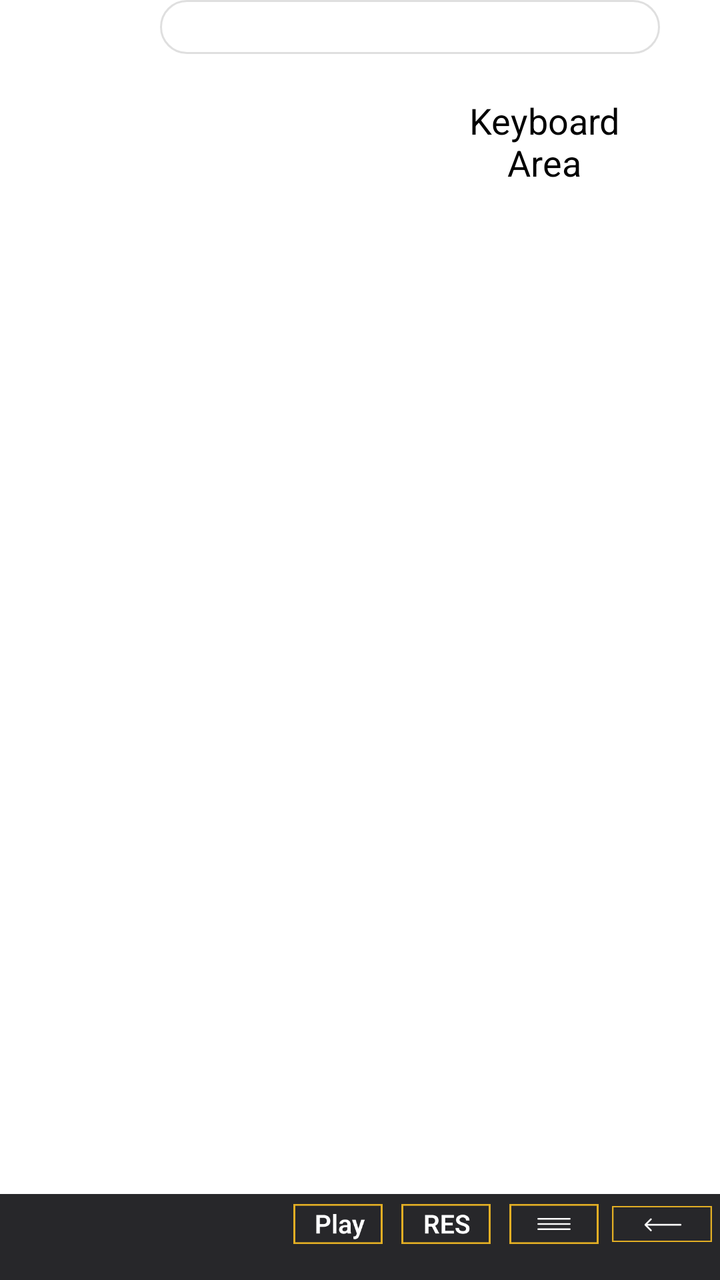
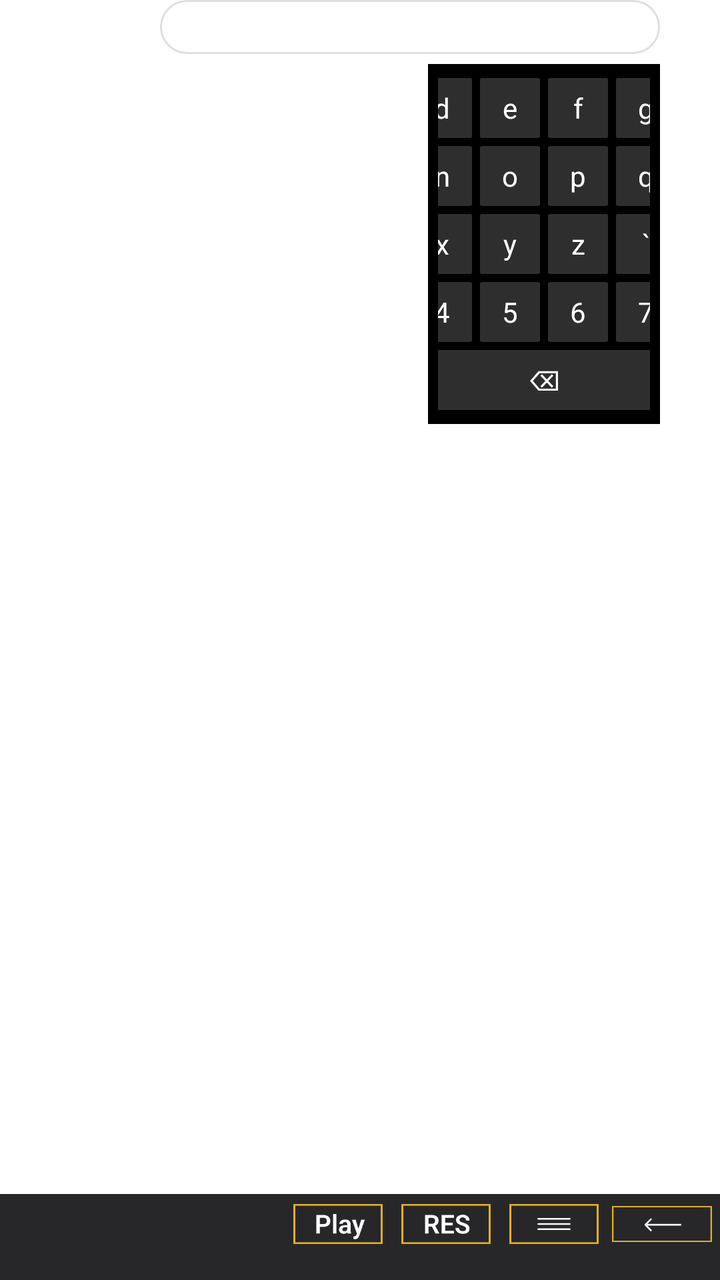

Compare the two renders of this Android layout. The source of the first and the diff that turns it into the second are given below.
<!-- AndroidManifest.xml: application theme Theme.PlatinumKaraoke -->
<!-- res/layout/fragment_search.xml -->
<?xml version="1.0" encoding="utf-8"?>
<FrameLayout xmlns:android="http://schemas.android.com/apk/res/android"
    xmlns:tools="http://schemas.android.com/tools"
    android:layout_width="match_parent"
    android:layout_height="match_parent"
    tools:context=".SearchFragment"
    android:layout_marginTop="40dp">

    <LinearLayout
        android:layout_width="match_parent"
        android:layout_height="match_parent"
        android:orientation="vertical">

        
        <LinearLayout
            android:layout_width="match_parent"
            android:layout_height="wrap_content"
            android:orientation="horizontal"
            android:layout_marginStart="80dp"
            android:layout_marginEnd="30dp"
            android:gravity="center_vertical">

            
            <LinearLayout
                android:id="@+id/active_category_container"
                android:layout_width="wrap_content"
                android:layout_height="wrap_content"
                android:orientation="horizontal" />

            
            <EditText
                android:id="@+id/search"
                android:layout_width="match_parent"
                android:layout_height="wrap_content"
                android:background="@drawable/search_radius"
                android:focusable="true"
                android:clickable="true"
                android:hint="@string/search_hint"
                android:inputType="none"
                android:paddingHorizontal="10dp"
                android:paddingVertical="4dp"
                android:textColor="#FFFFFF"
                android:textColorHint="#BDFFFFFF"
                android:textSize="14sp"
                />
        </LinearLayout>

        
        <HorizontalScrollView
            android:layout_width="match_parent"
            android:layout_height="wrap_content"
            android:layout_marginStart="100dp"
            android:layout_marginEnd="40dp"
            android:scrollbars="none"
            android:fadingEdge="horizontal"
            android:fadingEdgeLength="40dp"
            android:requiresFadingEdge="horizontal"
            android:clipToPadding="false">

            <LinearLayout
                android:id="@+id/choice_category_container"
                android:layout_width="wrap_content"
                android:layout_height="wrap_content"
                android:orientation="horizontal"/>

        </HorizontalScrollView>

        
        <LinearLayout
            android:layout_width="match_parent"
            android:layout_height="wrap_content"
            android:orientation="horizontal"
            android:baselineAligned="false"
            android:paddingEnd="30dp"
            android:paddingStart="40dp"
            android:layout_marginTop="5dp"
            android:layout_weight="1">
            <androidx.recyclerview.widget.RecyclerView
                android:id="@+id/songRecycler"
                android:layout_width="0dp"
                android:layout_height="wrap_content"
                android:layout_weight="3"/>

            
            <LinearLayout
                android:layout_width="0dp"
                android:layout_height="wrap_content"
                android:layout_weight="2">
                <TextView
                    android:layout_width="match_parent"
                    android:layout_height="wrap_content"
                    android:textAlignment="center"
                    android:text="Keyboard Area"
                    android:textSize="18sp"
                    android:padding="16dp"/>
            </LinearLayout>
        </LinearLayout>

        
        <include layout="@layout/component_footer"/>

    </LinearLayout>


</FrameLayout>
<!-- res/layout/component_footer.xml (included above) -->
<?xml version="1.0" encoding="utf-8"?>
<LinearLayout  xmlns:android="http://schemas.android.com/apk/res/android"
android:layout_width="match_parent"
android:layout_height="wrap_content"
android:orientation="horizontal"
android:layout_marginTop="20dp"
android:background="#27272A">
<Space
    android:layout_width="0dp"
    android:layout_height="wrap_content"
    android:layout_weight="2"/>

<LinearLayout
    android:layout_width="0dp"
    android:layout_height="wrap_content"
    android:layout_weight="3">

    <LinearLayout
        android:layout_width="0dp"
        android:layout_height="wrap_content"
        android:layout_weight="1">
        <ImageView
            android:layout_width="50dp"
            android:layout_height="20dp"
            android:layout_marginEnd="10dp"
            android:layout_marginVertical="5dp"
            android:src="@drawable/guide_play"
            />
        <TextView
            android:layout_width="wrap_content"
            android:layout_height="wrap_content"
            android:text="Start"
            android:textAlignment="center"
            android:layout_gravity="center"
            android:textStyle="bold"/>
    </LinearLayout>

    <LinearLayout
        android:layout_width="0dp"
        android:layout_height="wrap_content"
        android:layout_weight="1">
        <ImageView
            android:layout_width="50dp"
            android:layout_height="20dp"
            android:layout_marginEnd="10dp"
            android:layout_marginVertical="5dp"
            android:src="@drawable/guide_reserve"
            />
        <TextView
            android:layout_width="wrap_content"
            android:layout_height="wrap_content"
            android:text="Reserve"
            android:textAlignment="center"
            android:layout_gravity="center"
            android:textStyle="bold"/>
    </LinearLayout>

    <LinearLayout
        android:layout_width="0dp"
        android:layout_height="wrap_content"
        android:layout_weight="1">
        <ImageView
            android:layout_width="50dp"
            android:layout_height="20dp"
            android:layout_marginEnd="10dp"
            android:layout_marginVertical="5dp"
            android:src="@drawable/guide_options"
            />
        <TextView
            android:layout_width="wrap_content"
            android:layout_height="wrap_content"
            android:text="Options"
            android:textAlignment="center"
            android:layout_gravity="center"
            android:textStyle="bold"/>
    </LinearLayout>

    <LinearLayout
        android:layout_width="0dp"
        android:layout_height="wrap_content"
        android:layout_weight="1">
        <ImageView
            android:layout_width="50dp"
            android:layout_height="20dp"
            android:layout_marginEnd="10dp"
            android:layout_marginVertical="5dp"
            android:src="@drawable/guide_exit"
            />
        <TextView
            android:layout_width="wrap_content"
            android:layout_height="wrap_content"
            android:text="Exit"
            android:textAlignment="center"
            android:layout_gravity="center"
            android:textStyle="bold"/>
    </LinearLayout>

</LinearLayout>

</LinearLayout>
<!-- resources referenced by this layout -->
<resources>
  <!-- drawable guide_exit: png bitmap (drawable, 703 bytes) -->
  <!-- drawable guide_options: png bitmap (drawable, 553 bytes) -->
  <!-- drawable guide_play: png bitmap (drawable, 1862 bytes) -->
  <!-- drawable guide_reserve: png bitmap (drawable, 1769 bytes) -->
  <!-- drawable search_radius (drawable) -->
  <?xml version="1.0" encoding="utf-8"?>
  <shape xmlns:android="http://schemas.android.com/apk/res/android">
  
      
      <solid android:color="#50FFFFFF"/>
  
      
      <corners android:radius="30dp"/>
  
      
      <stroke
          android:width="1dp"
          android:color="#20000000"/>
  
  </shape>
  <string name="search_hint">Search...</string>
  <style name="Theme.PlatinumKaraoke" parent="@style/Theme.Leanback" />
</resources>

<!-- the commit's change to res/layout/fragment_search.xml (unified diff, before → after) -->
@@ -82,18 +82,7 @@
                 android:layout_weight="3"/>
 
             
-            <LinearLayout
-                android:layout_width="0dp"
-                android:layout_height="wrap_content"
-                android:layout_weight="2">
-                <TextView
-                    android:layout_width="match_parent"
-                    android:layout_height="wrap_content"
-                    android:textAlignment="center"
-                    android:text="Keyboard Area"
-                    android:textSize="18sp"
-                    android:padding="16dp"/>
-            </LinearLayout>
+            <include layout="@layout/keyboard"/>
         </LinearLayout>
 
         
@@ -103,6 +92,88 @@
 
 
 </FrameLayout>
+<!-- res/layout/keyboard.xml (included above) -->
+<?xml version="1.0" encoding="utf-8"?>
+<LinearLayout xmlns:android="http://schemas.android.com/apk/res/android"
+    android:id="@+id/keyboard_container"
+    android:layout_width="0dp"
+    android:layout_height="wrap_content"
+    android:layout_weight="2"
+    android:orientation="vertical"
+    android:gravity="center"
+    android:background="#000000"
+    android:padding="5dp">
+
+    <ImageView
+        android:layout_width="match_parent"
+        android:layout_height="match_parent"
+        android:background="#000000"/>
+
+    
+    <LinearLayout style="@style/KeyboardRow">
+        <TextView style="@style/Key" android:text="a"/>
+        <TextView style="@style/Key" android:text="b"/>
+        <TextView style="@style/Key" android:text="c"/>
+        <TextView style="@style/Key" android:text="d"/>
+        <TextView style="@style/Key" android:text="e"/>
+        <TextView style="@style/Key" android:text="f"/>
+        <TextView style="@style/Key" android:text="g"/>
+        <TextView style="@style/Key" android:text="h"/>
+        <TextView style="@style/Key" android:text="i"/>
+        <TextView style="@style/Key" android:text="j"/>
+
+    </LinearLayout>
+
+    
+    <LinearLayout style="@style/KeyboardRow">
+        <TextView style="@style/Key" android:text="k"/>
+        <TextView style="@style/Key" android:text="l"/>
+        <TextView style="@style/Key" android:text="m"/>
+        <TextView style="@style/Key" android:text="n"/>
+        <TextView style="@style/Key" android:text="o"/>
+        <TextView style="@style/Key" android:text="p"/>
+        <TextView style="@style/Key" android:text="q"/>
+        <TextView style="@style/Key" android:text="r"/>
+        <TextView style="@style/Key" android:text="s"/>
+        <TextView style="@style/Key" android:text="t"/>
+    </LinearLayout>
+
+    
+    <LinearLayout style="@style/KeyboardRow">
+        <TextView style="@style/Key" android:text="u"/>
+        <TextView style="@style/Key" android:text="v"/>
+        <TextView style="@style/Key" android:text="w"/>
+        <TextView style="@style/Key" android:text="x"/>
+        <TextView style="@style/Key" android:text="y"/>
+        <TextView style="@style/Key" android:text="z"/>
+        <TextView style="@style/Key" android:text="`"/>
+        <TextView style="@style/Key" android:text="-"/>
+        <TextView style="@style/Key" android:text="~"/>
+        <TextView style="@style/Key" android:text="1/1"/>
+    </LinearLayout>
+
+    
+    <LinearLayout style="@style/KeyboardRow">
+        <TextView style="@style/Key" android:text="1"/>
+        <TextView style="@style/Key" android:text="2"/>
+        <TextView style="@style/Key" android:text="3"/>
+        <TextView style="@style/Key" android:text="4"/>
+        <TextView style="@style/Key" android:text="5"/>
+        <TextView style="@style/Key" android:text="6"/>
+        <TextView style="@style/Key" android:text="7"/>
+        <TextView style="@style/Key" android:text="8"/>
+        <TextView style="@style/Key" android:text="9"/>
+        <TextView style="@style/Key" android:text="0"/>
+    </LinearLayout>
+
+    
+    <LinearLayout style="@style/KeyboardRow">
+        <TextView style="@style/KeyWide" android:text="SPACE"/>
+        <TextView style="@style/KeyWide" android:text="⌫"/>
+        <TextView style="@style/KeyWide" android:text="🌐"/>
+    </LinearLayout>
+
+</LinearLayout>
 <!-- res/layout/component_footer.xml (included above) -->
 <?xml version="1.0" encoding="utf-8"?>
 <LinearLayout  xmlns:android="http://schemas.android.com/apk/res/android"
<!-- resource entries referenced after the edit -->
@@ -21,6 +21,52 @@
   
   </shape>
   <string name="search_hint">Search...</string>
+  <style name="Key">
+          <item name="android:layout_width">30dp</item>
+          <item name="android:layout_height">30dp</item>
+          <item name="android:layout_margin">2dp</item>
+          <item name="android:gravity">center</item>
+          <item name="android:background">@drawable/selector_key</item>
+          <item name="android:textColor">#FFF</item>
+          <item name="android:textSize">14sp</item>
+          <item name="android:focusable">true</item>
+      </style>
+  <style name="KeyWide">
+          <item name="android:layout_width">111dp</item>
+          <item name="android:layout_height">30dp</item>
+          <item name="android:layout_margin">2dp</item>
+          <item name="android:gravity">center</item>
+          <item name="android:background">@drawable/selector_key</item>
+          <item name="android:textColor">#FFF</item>
+          <item name="android:textSize">14sp</item>
+          <item name="android:focusable">true</item>
+      </style>
+  <style name="KeyboardRow">
+          <item name="android:layout_width">wrap_content</item>
+          <item name="android:layout_height">wrap_content</item>
+          <item name="android:orientation">horizontal</item>
+          <item name="android:gravity">center</item>
+      </style>
   <style name="Theme.PlatinumKaraoke" parent="@style/Theme.Leanback" />
+  <!-- drawable selector_key (drawable) -->
+  <?xml version="1.0" encoding="utf-8"?>
+  <selector xmlns:android="http://schemas.android.com/apk/res/android">
+  
+      <item android:state_focused="true">
+          <shape android:shape="rectangle">
+              <solid android:color="#bf2E2E2F"/>
+              <stroke android:width="2dp" android:color="#FFFFFF"/>
+              <corners android:radius="1dp"/>
+          </shape>
+      </item>
+  
+      <item>
+          <shape android:shape="rectangle">
+              <solid android:color="#2E2E2F"/>
+              <corners android:radius="1dp"/>
+          </shape>
+      </item>
+  
+  </selector>
 </resources>
 
